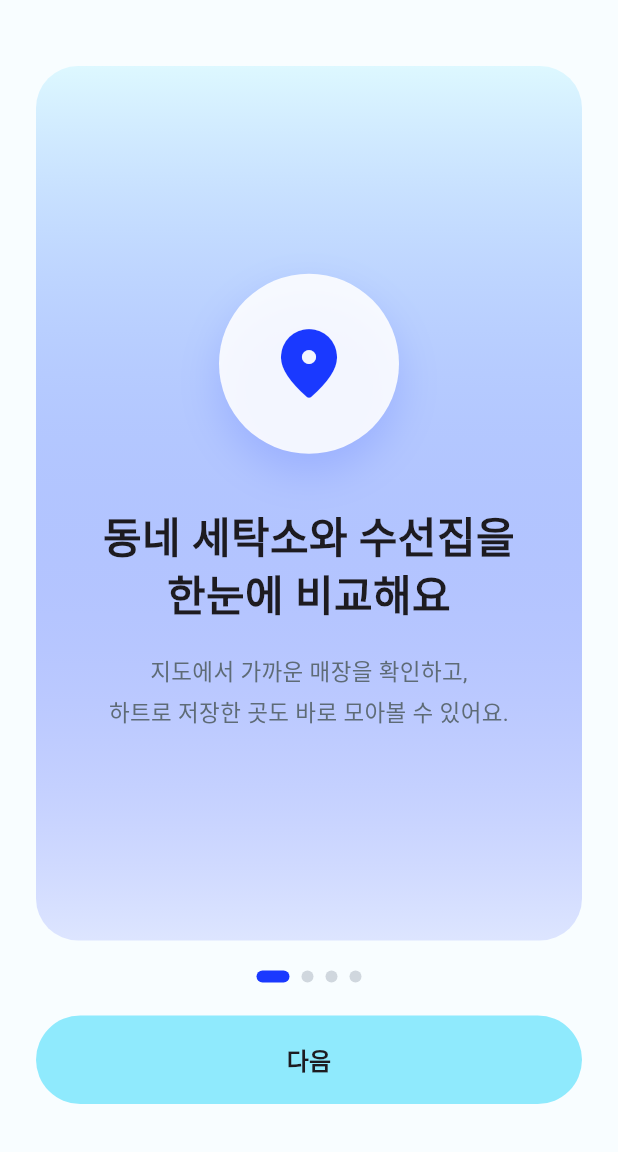
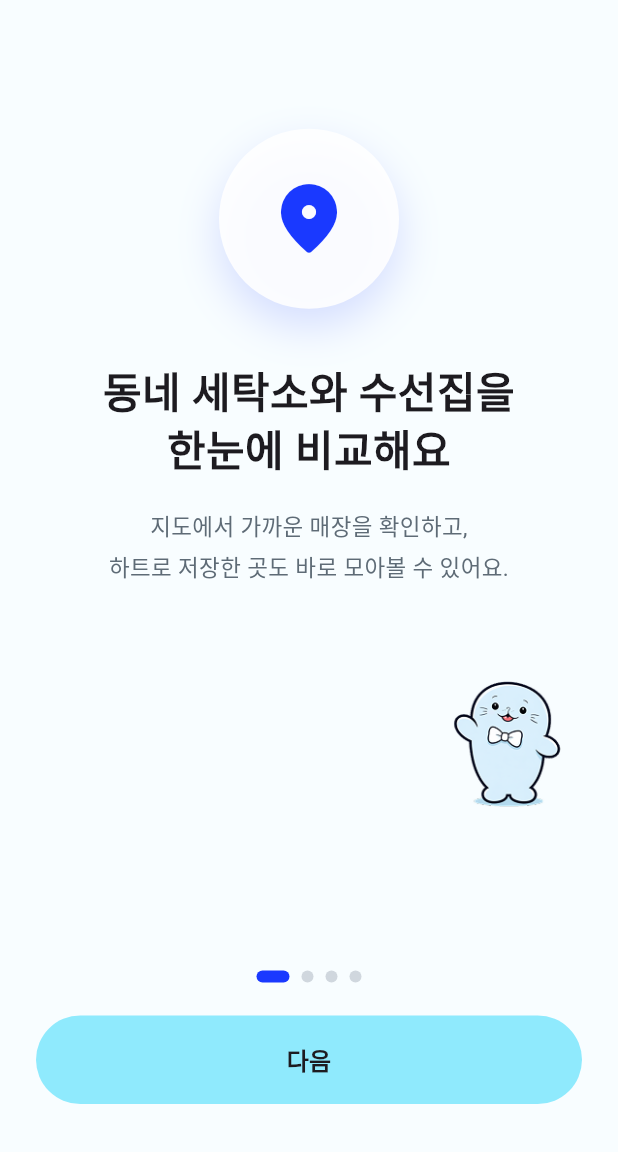
Before and after one commit to semothon-team-4/front, a Flutter app: the screen it shows after launch, on a phone screen of 412 x 824 dp, the part 84-1236 px from its top. Run offline on Flutter 3.47's test engine with Material 3 defaults, Android fonts, the phone set to English and light mode, and no system bars; our stand-ins replace geolocator, image_picker, shared_preferences, sqflite; missing offline and left inert: flutter_naver_map; accounts and stored records are empty.

Commit message:
4/3 1시 수정

```diff
--- a/lib/screens/tutorial_screen.dart
+++ b/lib/screens/tutorial_screen.dart
@@ -103,34 +103,41 @@ class _TutorialScreenState extends State<TutorialScreen> {
                 onPageChanged: (index) => setState(() => _currentPage = index),
                 itemBuilder: (context, index) {
                   final page = _pages[index];
+                  final pageHeight = MediaQuery.of(context).size.height;
+                  final isCompact = pageHeight < 760;
                   return Padding(
                     padding: const EdgeInsets.fromLTRB(24, 16, 24, 0),
+                    child: LayoutBuilder(
+                      builder: (context, constraints) {
+                        return SizedBox.expand(
+                          child: Center(
+                            child: FittedBox(
+                              fit: BoxFit.scaleDown,
+                              alignment: Alignment.topCenter,
+                              child: SizedBox(
+                                width: constraints.maxWidth,
                                 child: Column(
+                                  mainAxisSize: MainAxisSize.min,
                                   children: [
-                        const SizedBox(height: 24),
-                        Expanded(
-                          child: Container(
+                                    SizedBox(height: isCompact ? 8 : 24),
+                                    Container(
                                       width: double.infinity,
-                            padding: const EdgeInsets.all(28),
-                            decoration: BoxDecoration(
-                              borderRadius: BorderRadius.circular(28),
-                              gradient: LinearGradient(
-                                begin: Alignment.topCenter,
-                                end: Alignment.bottomCenter,
-                                colors: [
-                                  const Color(0xFFDDF8FF),
-                                  page.accent.withValues(alpha: 0.12),
-                                ],
-                              ),
+                                      padding: EdgeInsets.fromLTRB(
+                                        28,
+                                        isCompact ? 20 : 28,
+                                        28,
+                                        isCompact ? 16 : 28,
                                       ),
                                       child: Column(
                                         mainAxisAlignment: MainAxisAlignment.center,
                                         children: [
                                           Container(
-                                  width: 120,
-                                  height: 120,
+                                            width: isCompact ? 104 : 120,
+                                            height: isCompact ? 104 : 120,
                                             decoration: BoxDecoration(
-                                    color: Colors.white.withValues(alpha: 0.88),
+                                              color: Colors.white.withValues(
+                                                alpha: 0.88,
+                                              ),
                                               shape: BoxShape.circle,
                                               boxShadow: [
                                                 BoxShadow(
@@ -144,36 +151,50 @@ class _TutorialScreenState extends State<TutorialScreen> {
                                             ),
                                             child: Icon(
                                               page.icon,
-                                    size: 56,
+                                              size: isCompact ? 48 : 56,
                                               color: page.accent,
                                             ),
                                           ),
-                                const SizedBox(height: 36),
+                                          SizedBox(height: isCompact ? 24 : 36),
                                           Text(
                                             page.title,
                                             textAlign: TextAlign.center,
-                                  style: const TextStyle(
-                                    fontSize: 28,
+                                            style: TextStyle(
+                                              fontSize: isCompact ? 24 : 28,
                                               height: 1.3,
                                               fontWeight: FontWeight.w800,
-                                    color: Color(0xFF1D1B20),
+                                              color: const Color(0xFF1D1B20),
                                             ),
                                           ),
-                                const SizedBox(height: 18),
+                                          SizedBox(height: isCompact ? 14 : 18),
                                           Text(
                                             page.description,
                                             textAlign: TextAlign.center,
-                                  style: const TextStyle(
-                                    fontSize: 15,
+                                            style: TextStyle(
+                                              fontSize: isCompact ? 14 : 15,
                                               height: 1.7,
-                                    color: Color(0xFF5E6B76),
+                                              color: const Color(0xFF5E6B76),
+                                            ),
+                                          ),
+                                          SizedBox(height: isCompact ? 16 : 28),
+                                          Align(
+                                            alignment: const Alignment(1.6, 0.1),
+                                            child: Image.asset(
+                                              'assets/images/tutorial_mascot_wave.png',
+                                              width: isCompact ? 104 : 124,
+                                              fit: BoxFit.contain,
+                                            ),
+                                          ),
+                                        ],
                                       ),
                                     ),
                                   ],
                                 ),
                               ),
                             ),
-                      ],
+                          ),
+                        );
+                      },
                     ),
                   );
                 },
```
Also changed, not shown: lib/screens/map_screen.dart (+209 -148 lines), assets/images/tutorial_mascot_wave.png (added). Lines whose indentation alone changed are shown as unchanged.
